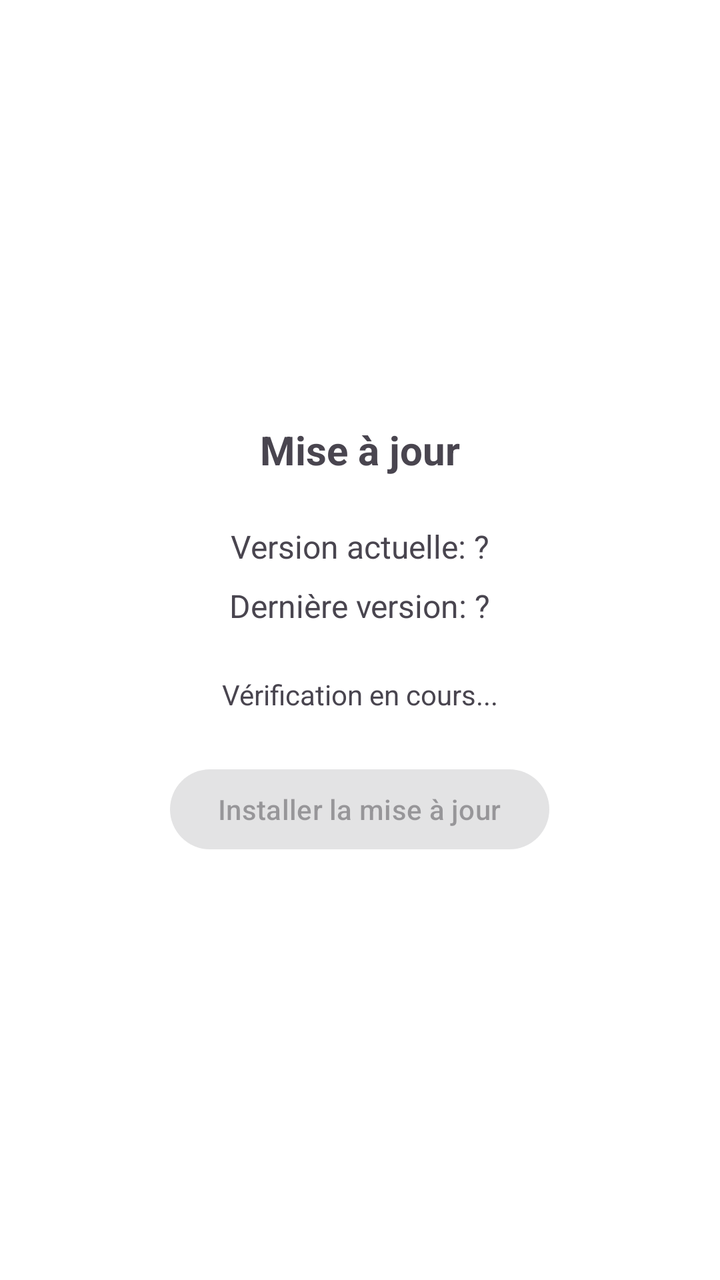
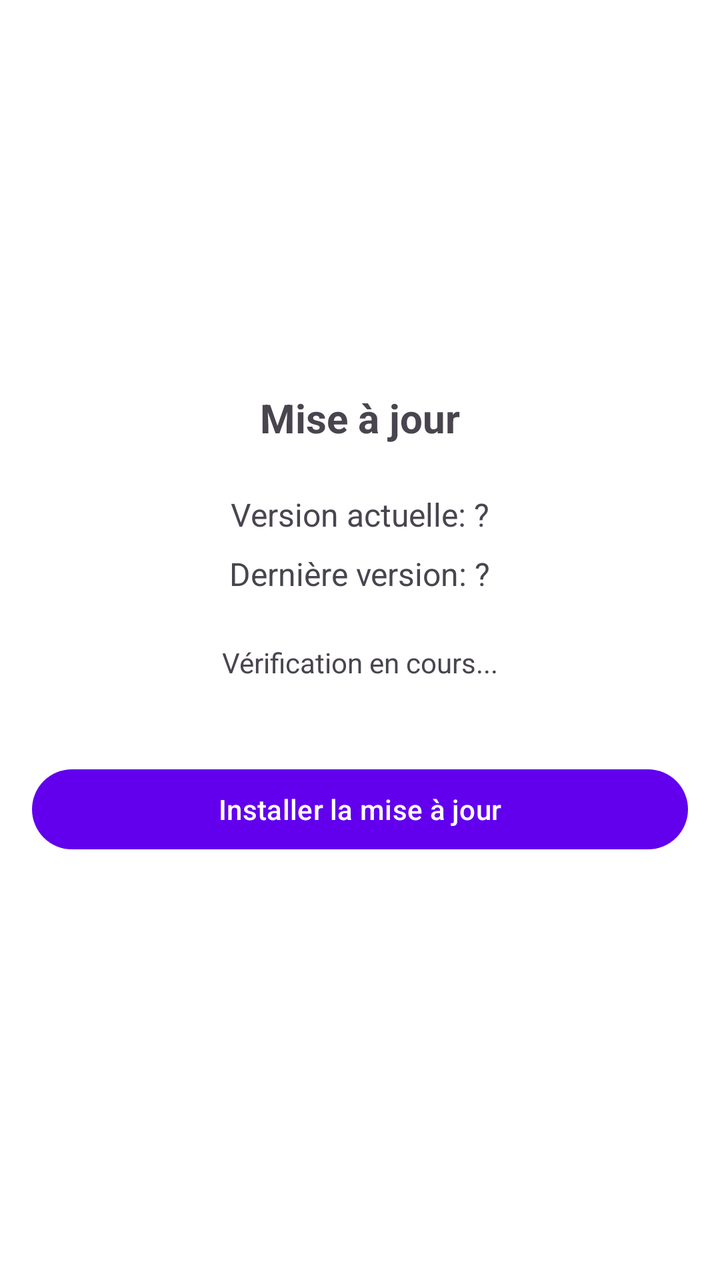

Screens rendered from an Android XML layout before and after an edit, with the pre-edit source and the edit as a unified diff.
<!-- AndroidManifest.xml: application theme Theme.Shield -->
<!-- res/layout/activity_update.xml -->
<?xml version="1.0" encoding="utf-8"?>
<LinearLayout xmlns:android="http://schemas.android.com/apk/res/android"
    xmlns:app="http://schemas.android.com/apk/res-auto"
    xmlns:tools="http://schemas.android.com/tools"
    android:layout_width="match_parent"
    android:layout_height="match_parent"
    android:orientation="vertical"
    android:padding="16dp"
    android:gravity="center"
    tools:context=".UpdateActivity">

    <TextView
        android:id="@+id/updateTitle"
        android:layout_width="match_parent"
        android:layout_height="wrap_content"
        android:text="@string/update_title"
        android:textSize="20sp"
        android:textStyle="bold"
        android:textAlignment="center"
        android:layout_marginBottom="24dp" />

    <LinearLayout
        android:layout_width="match_parent"
        android:layout_height="wrap_content"
        android:orientation="vertical"
        android:gravity="center"
        android:layout_marginBottom="24dp">

        <TextView
            android:id="@+id/tvCurrentVersion"
            android:layout_width="wrap_content"
            android:layout_height="wrap_content"
            android:text="Version actuelle: ?"
            android:textSize="16sp" />

        <TextView
            android:id="@+id/tvLatestVersion"
            android:layout_width="wrap_content"
            android:layout_height="wrap_content"
            android:text="Dernière version: ?"
            android:textSize="16sp"
            android:layout_marginTop="8dp" />

    </LinearLayout>

    <TextView
        android:id="@+id/tvStatus"
        android:layout_width="match_parent"
        android:layout_height="wrap_content"
        android:text="@string/update_checking"
        android:textSize="14sp"
        android:textAlignment="center"
        android:layout_marginBottom="24dp" />

    <Button
        android:id="@+id/btnInstall"
        android:layout_width="wrap_content"
        android:layout_height="wrap_content"
        android:text="@string/update_install"
        android:textAllCaps="false"
        android:enabled="false" />

</LinearLayout>
<!-- resources referenced by this layout -->
<resources>
  <string name="update_checking">Vérification en cours...</string>
  <string name="update_install">Installer la mise à jour</string>
  <string name="update_title">Mise à jour</string>
  <style name="Theme.Shield" parent="Theme.Material3.DayNight.NoActionBar">
          <item name="colorPrimary">@color/colorPrimary</item>
          <item name="colorPrimaryContainer">@color/colorPrimary</item>
          <item name="colorOnPrimaryContainer">@color/colorOnPrimary</item>
          <item name="colorSecondary">@color/colorAccent</item>
          <item name="colorOnSecondary">@color/colorOnPrimary</item>
          <item name="colorError">@color/colorError</item>
          <item name="colorOnError">@color/colorOnError</item>
          <item name="android:windowBackground">@color/colorBackground</item>
      </style>
  <color name="colorPrimary">#6200EE</color>
  <color name="colorOnPrimary">#FFFFFF</color>
  <color name="colorAccent">#03DAC6</color>
  <color name="colorError">#B00020</color>
  <color name="colorOnError">#FFFFFF</color>
  <color name="colorBackground">#FFFFFF</color>
</resources>

<!-- the commit's change to res/layout/activity_update.xml (unified diff, before → after) -->
@@ -54,10 +54,11 @@
 
     <Button
         android:id="@+id/btnInstall"
-        android:layout_width="wrap_content"
+        android:layout_width="match_parent"
         android:layout_height="wrap_content"
         android:text="@string/update_install"
         android:textAllCaps="false"
-        android:enabled="false" />
+        android:layout_marginTop="16dp"
+        android:layout_marginBottom="16dp" />
 
 </LinearLayout>
